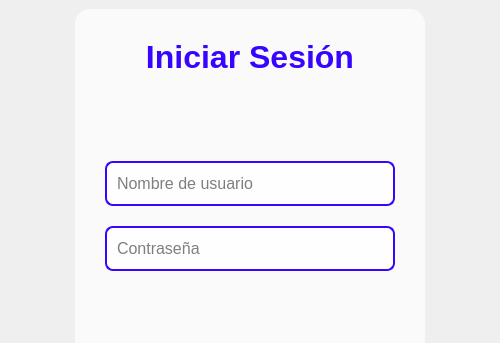
Old version of the form src/Vista/Ui/VistaLogin.ui in the repository danielreynaa/TrabajoPowerGym; both pictures show x 0 to 500 and y 0 to 343 of the 500 by 600 pixel window.
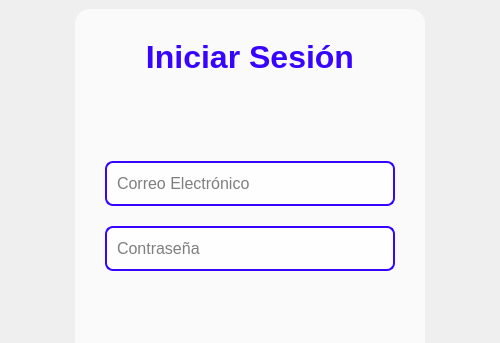
New version of the form. Icons and pictures are not drawn.

Patch:
```diff
--- a/src/Vista/Ui/VistaLogin.ui
+++ b/src/Vista/Ui/VistaLogin.ui
@@ -153,7 +153,7 @@
           </string>
          </property>
          <property name="placeholderText">
-          <string>Nombre de usuario</string>
+          <string>Correo Electrónico</string>
          </property>
         </widget>
        </item>
```
